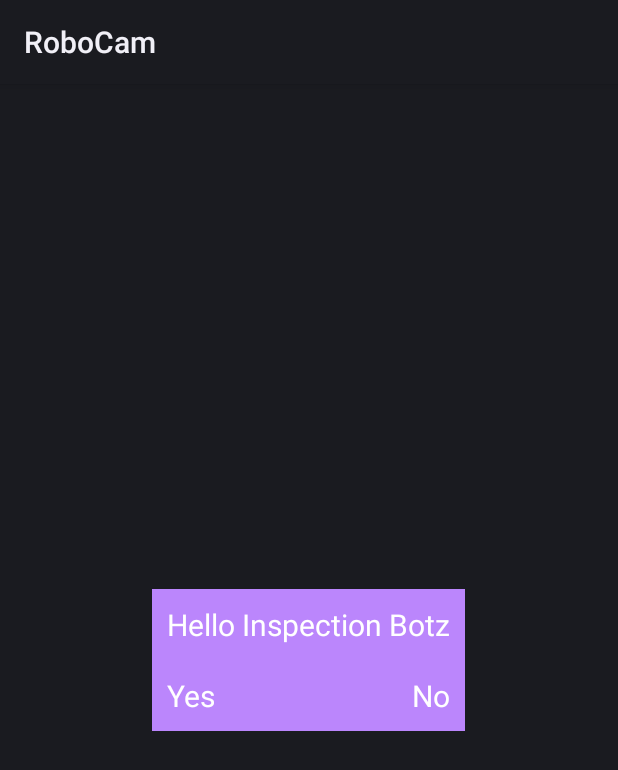
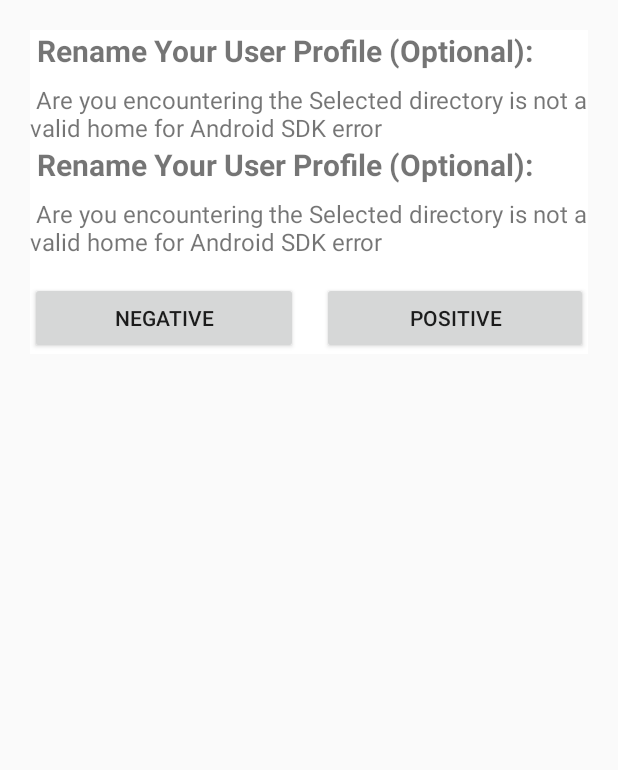
Before and after one commit to Surendra292960/RoboCam, an Android app built with Jetpack Compose: the layout image.xml on its own in the app's theme, with its tools: preview values and no code run, on a phone screen of 412 x 824 dp. Shown: the top 770 px of the screen. Run offline under Robolectric (Android 15) with nearby library versions, the phone set to English and light mode, and no system bars.

Commit message:
modify rendering dialog

```diff
--- a/app/src/main/AndroidManifest.xml
+++ b/app/src/main/AndroidManifest.xml
@@ -15,7 +15,8 @@
     <application
         android:icon="@mipmap/ic_launcher"
         android:label="@string/app_name"
-        android:allowBackup="true" >
+        android:allowBackup="true"
+        android:theme="@style/Theme.RoboCam">
         <activity
             android:name=".MainActivity"
             android:exported="true">
--- a/app/src/main/java/com/example/robocam/MainActivity.kt
+++ b/app/src/main/java/com/example/robocam/MainActivity.kt
@@ -74,8 +74,8 @@ class MainActivity : ComponentActivity() {
     @RequiresApi(Build.VERSION_CODES.TIRAMISU)
     override fun onCreate(savedInstanceState: Bundle?) {
         super.onCreate(savedInstanceState)
-        val layout = LayoutInflater.from(this).inflate(R.layout.image, null, false)
-        mView = layout.findViewById<LinearLayout>(R.id.root)
+      /*  val layout = LayoutInflater.from(this).inflate(R.layout.image, null, false)
+        mView = layout.findViewById<LinearLayout>(R.id.root)*/
 
         mainHandler = Handler(Looper.getMainLooper())
 
--- a/app/src/main/java/com/example/robocam/video_stream/ImageSquare.kt
+++ b/app/src/main/java/com/example/robocam/video_stream/ImageSquare.kt
@@ -28,7 +28,6 @@ class ImageSquare(context: Context) {
     private var textureHeight: Int = 0
     private var vertexShader = 0
     private var fragmentShader = 0
-
 
     private val vertexShaderSource = """
         attribute vec4 position;
--- a/app/src/main/res/layout/image.xml
+++ b/app/src/main/res/layout/image.xml
@@ -5,49 +5,63 @@
     android:id="@+id/root"
     android:layout_width="wrap_content"
     android:layout_height="wrap_content"
-    android:background="@color/purple_200"
-    android:layout_gravity="center"
+    android:background="@color/white"
     android:orientation="vertical"
+    android:layout_margin="20dp"
     tools:context=".MainActivity">
 
-    <LinearLayout
-        android:layout_width="match_parent"
-        android:layout_height="match_parent"
-        android:orientation="vertical"
-        android:layout_margin="10dp">
+    <TextView
+        android:id="@+id/dialog_title"
+        android:layout_width="wrap_content"
+        android:layout_height="wrap_content"
+        android:text=" Rename Your User Profile (Optional):"
+        android:textSize="20sp"
+        android:textStyle="bold" />
+
+    <TextView
+        android:id="@+id/dialog_message"
+        android:layout_width="wrap_content"
+        android:layout_height="wrap_content"
+        android:layout_marginTop="8dp"
+        android:text=" Are you encountering the Selected directory is not a valid home for Android SDK error "
+        android:textSize="16sp" />
 
     <TextView
         android:layout_width="wrap_content"
         android:layout_height="wrap_content"
-            android:textColor="@color/white"
-            android:text="Hello Inspection Botz"
-            android:textSize="20sp"/>
-
-        <LinearLayout
-            android:layout_width="match_parent"
-            android:layout_height="match_parent"
-            android:layout_marginTop="20dp"
-            android:orientation="horizontal">
+        android:text=" Rename Your User Profile (Optional):"
+        android:textSize="20sp"
+        android:textStyle="bold" />
 
     <TextView
         android:layout_width="wrap_content"
         android:layout_height="wrap_content"
-                android:textColor="@color/white"
-                android:text="Yes"
-                android:gravity="start"
-                android:layout_weight="1"
-                android:textSize="20sp"/>
+        android:layout_marginTop="8dp"
+        android:text=" Are you encountering the Selected directory is not a valid home for Android SDK error "
+        android:textSize="16sp" />
 
-            <TextView
+    <LinearLayout
+        android:layout_width="match_parent"
+        android:layout_height="wrap_content"
+        android:layout_marginTop="16dp"
+        android:backgroundTint="@color/teal_200"
+        android:weightSum="2"
+        android:orientation="horizontal">
+
+        <Button
+            android:id="@+id/negative_button"
             android:layout_width="wrap_content"
             android:layout_height="wrap_content"
-                android:textColor="@color/white"
-                android:text="No"
-                android:gravity="end"
             android:layout_weight="1"
-                android:textSize="20sp"/>
+            android:text="NEGATIVE"
+            tools:ignore="ButtonStyle" />
+
+        <Button
+            android:id="@+id/positive_button"
+            android:layout_width="wrap_content"
+            android:layout_height="wrap_content"
+            android:layout_marginStart="16dp"
+            android:layout_weight="1"
+            android:text="POSITIVE" />
     </LinearLayout>
 </LinearLayout>
-
-
-</LinearLayout>
```
Also changed, not shown: app/src/main/java/com/example/robocam/video_stream/MyGLRenderer.kt (+5 -5 lines), app/src/main/java/com/example/robocam/video_stream/Triangle.kt (+92 -20 lines). Lines whose indentation alone changed are shown as unchanged.
